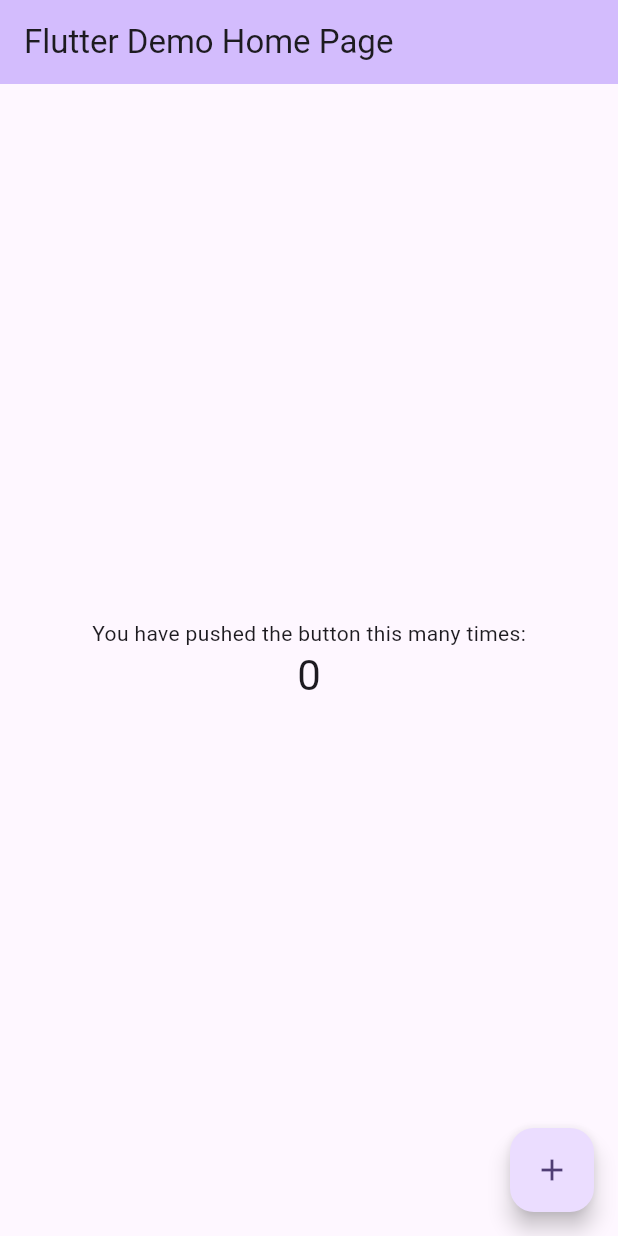
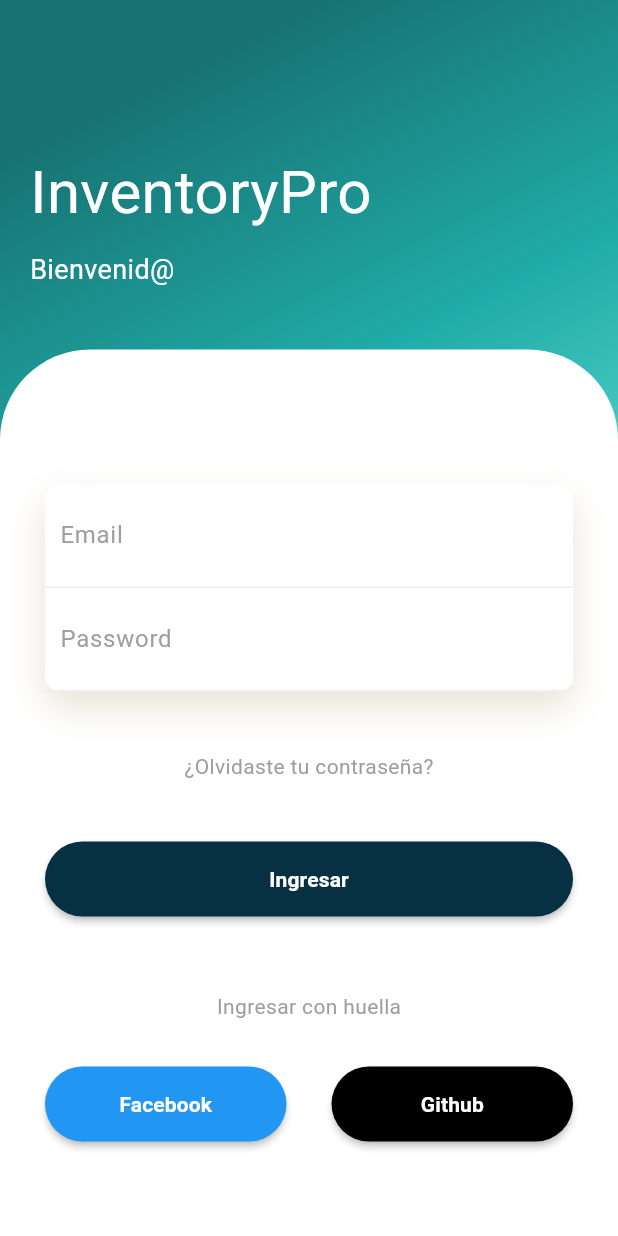
Before and after one commit to famaya098/inventorypro, a Flutter app: the screen it shows after launch, on a phone screen of 412 x 824 dp. Run offline on Flutter 3.47's test engine with Material 3 defaults, Android fonts, the phone set to English and light mode, and no system bars; our stand-ins replace animate_do, firebase_core; accounts and stored records are empty.

Commit message:
Login creado

```diff
--- /dev/null
+++ b/lib/login_page.dart
@@ -0,0 +1,169 @@
+import 'package:animate_do/animate_do.dart';
+import 'package:flutter/material.dart';
+
+
+
+void main() => runApp(
+  const MaterialApp(
+    debugShowCheckedModeBanner: false,
+    home: HomePage(title: '',),
+  )
+);
+
+class HomePage extends StatelessWidget {
+  const HomePage({super.key, required String title});
+
+  @override
+  Widget build(BuildContext context) {
+    return Scaffold(
+      body: Container(
+        width: double.infinity,
+        decoration: const BoxDecoration(
+          gradient: LinearGradient(
+            begin: Alignment.topCenter,
+            colors: [
+              Color(0xFF177272),
+              Color(0xFF20aca8),
+              Color(0xFF68e0d6)
+            ] // #177272, #20aca8, #68e0d6
+          )
+        ),
+        child: Column(
+          crossAxisAlignment: CrossAxisAlignment.start,
+          children: <Widget>[
+            const SizedBox(height: 80,),
+            Padding(
+              padding: const EdgeInsets.all(20),
+              child: Column(
+                crossAxisAlignment: CrossAxisAlignment.start,
+                children: <Widget>[
+                  FadeInUp(duration: const Duration(milliseconds: 1000), child: const Text("InventoryPro", style: TextStyle(color: Colors.white, fontSize: 40),)),
+                  const SizedBox(height: 10,),
+                  FadeInUp(duration: const Duration(milliseconds: 1300), child: const Text("Bienvenid@", style: TextStyle(color: Colors.white, fontSize: 18),)),
+                ],
+              ),
+            ),
+            const SizedBox(height: 20),
+            Expanded(
+              child: Container(
+                decoration: const BoxDecoration(
+                  color: Colors.white,
+                  borderRadius: BorderRadius.only(topLeft: Radius.circular(60), topRight: Radius.circular(60))
+                ),
+                child: Padding(
+                    padding: const EdgeInsets.all(30),
+                    child: Column(
+                      children: <Widget>[
+                        const SizedBox(height: 60,),
+                        FadeInUp(duration: const Duration(milliseconds: 1400), child: Container(
+                          decoration: BoxDecoration(
+                            color: Colors.white,
+                            borderRadius: BorderRadius.circular(10),
+                            boxShadow: const [BoxShadow(
+                              color: Color.fromRGBO(232, 227, 214, 1), //rgba(232, 227, 214, 1)
+                              blurRadius: 20,
+                              offset: Offset(0, 10)
+                            )]
+                          ),
+                          child: Column(
+                            children: <Widget>[
+                              Container(
+                                padding: const EdgeInsets.all(10),
+                                decoration: BoxDecoration(
+                                  border: Border(bottom: BorderSide(color: Colors.grey.shade200))
+                                ),
+                                child: const TextField(
+                                  decoration: InputDecoration(
+                                    hintText: "Email",
+                                    hintStyle: TextStyle(color: Colors.grey),
+                                    border: InputBorder.none
+                                  ),
+                                ),
+                              ),
+                              Container(
+                                padding: const EdgeInsets.all(10),
+                                decoration: BoxDecoration(
+                                  border: Border(bottom: BorderSide(color: Colors.grey.shade200))
+                                ),
+                                child: const TextField(
+                                  obscureText: true,
+                                  decoration: InputDecoration(
+                                    hintText: "Password",
+                                    hintStyle: TextStyle(color: Colors.grey),
+                                    border: InputBorder.none
+                                  ),
+                                ),
+                              ),
+                            ],
+                          ),
+                        )),
+                        const SizedBox(height: 40,),
+                        FadeInUp(duration: const Duration(milliseconds: 1500), child: const Text("¿Olvidaste tu contraseña?", style: TextStyle(color: Colors.grey),)),
+                        const SizedBox(height: 40,),
+                        FadeInUp(duration: const Duration(milliseconds: 1600), child: MaterialButton(
+                          onPressed: () {},
+                          height: 50,
+                          // margin: EdgeInsets.symmetric(horizontal: 50),
+                          color: const Color(0xFF073142),
+                          shape: RoundedRectangleBorder(
+                            borderRadius: BorderRadius.circular(50),
+
+                          ),
+                          // decoration: BoxDecoration(
+                          // ),
+                          child: const Center(
+                            child: Text("Ingresar", style: TextStyle(color: Colors.white, fontWeight: FontWeight.bold),),
+                          ),
+                        )),
+                        const SizedBox(height: 50,),
+                        FadeInUp(duration: const Duration(milliseconds: 1700), child: const Text("Ingresar con huella", style: TextStyle(color: Colors.grey),)),
+                        const SizedBox(height: 30,),
+                        Row(
+                          children: <Widget>[
+                            Expanded(
+                              child: FadeInUp(duration: const Duration(milliseconds: 1800), child: MaterialButton(
+                                onPressed: (){},
+                                height: 50,
+                                color: Colors.blue,
+                                shape: RoundedRectangleBorder(
+                                  borderRadius: BorderRadius.circular(50),
+                                ),
+                                child: const Center(
+                                  child: Text("Facebook", style: TextStyle(color: Colors.white, fontWeight: FontWeight.bold),),
+                                ),
+                              )),
+                            ),
+                            const SizedBox(width: 30,),
+                            Expanded(
+                              child: FadeInUp(duration: const Duration(milliseconds: 1900), child: MaterialButton(
+                                onPressed: () {},
+                                height: 50,
+                                shape: RoundedRectangleBorder(
+                                  borderRadius: BorderRadius.circular(50),
+
+                                ),
+                                color: Colors.black,
+                                child: const Center(
+                                  child: Text("Github", style: TextStyle(color: Colors.white, fontWeight: FontWeight.bold),),
+                                ),
+                              )),
+                            )
+                          ],
+                        )
+                      ],
+                    ),
+                  ),
+              ),
+            )
+          ],
+        ),
+      ),
+    );
+  }
+}
+
+
+//#177272
+//#e8e3d6
+//#073142
+//#fba436
--- a/lib/main.dart
+++ b/lib/main.dart
@@ -1,8 +1,17 @@
 import 'package:flutter/material.dart';
+import 'package:firebase_core/firebase_core.dart';
+import 'package:inventorypro/login_page.dart';
+import 'firebase_options.dart';
 
-void main() {
+Future<void> main() async {
   runApp(const MyApp());
+
+  await Firebase.initializeApp(
+    options: DefaultFirebaseOptions.currentPlatform,
+);
 }
+
+
 
 class MyApp extends StatelessWidget {
   const MyApp({super.key});
@@ -31,7 +40,7 @@
         colorScheme: ColorScheme.fromSeed(seedColor: Colors.deepPurple),
         useMaterial3: true,
       ),
-      home: const MyHomePage(title: 'Flutter Demo Home Page'),
+      home: const HomePage(title: '',),
     );
   }
 }
--- a/pubspec.yaml
+++ b/pubspec.yaml
@@ -34,7 +34,13 @@ dependencies:
   firebase_auth: ^4.5.0
   firebase_database: ^10.4.8
   cupertino_icons: ^1.0.6
+  animate_do: ^3.1.2
 
+  flutter_bloc: ^8.1.1
+  hydrated_bloc: ^9.0.0
+  intl: ^0.17.0
+  path_provider: ^2.0.9
+  equatable: ^2.0.3
 
   # The following adds the Cupertino Icons font to your application.
   # Use with the CupertinoIcons class for iOS style icons.
```
Also changed, not shown: lib/firebase_options.dart (added), pubspec.lock, 6 other files.
